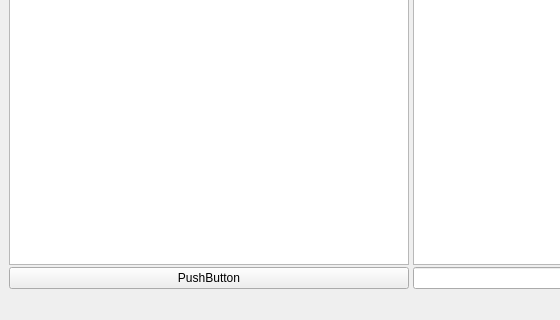
The window that mainwindow.ui (I-Info/QAQ-Desktop-Qt) describes before a commit, drawn with Qt 5; both pictures show x 0 to 560 and y 399 to 719 of the 821 by 719 pixel window.
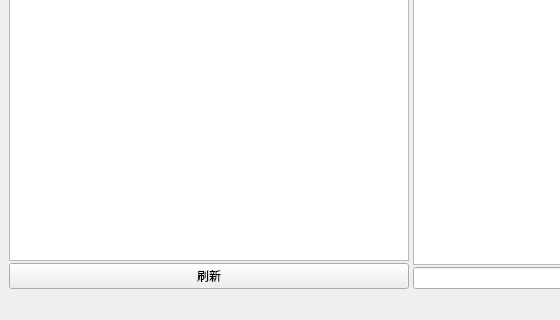
The same window after the commit.

```diff
--- a/mainwindow.ui
+++ b/mainwindow.ui
@@ -97,7 +97,7 @@
           <item>
            <widget class="QPushButton" name="pushButton">
             <property name="text">
-             <string>PushButton</string>
+             <string>刷新</string>
             </property>
            </widget>
           </item>
```
Left out of the diff: 2 changed lines with no effect on the pictures.
